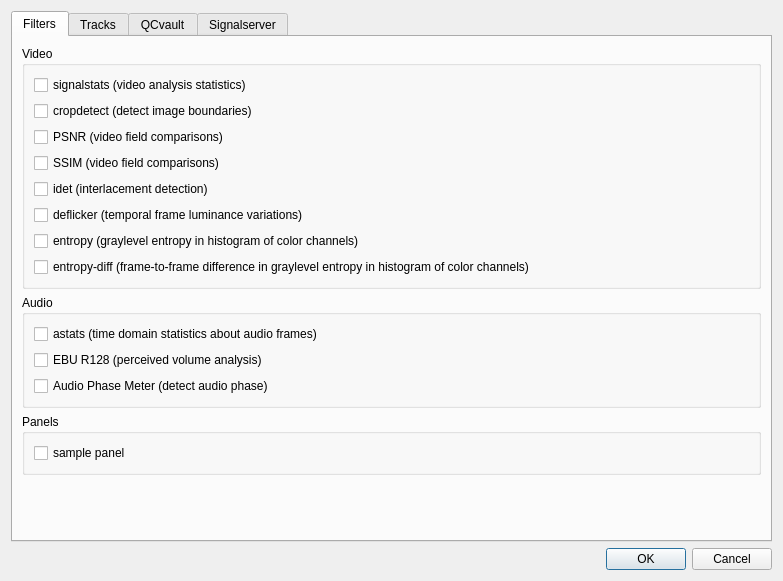
bavc/qctools, file Source/GUI/preferences.ui: the form before one commit.
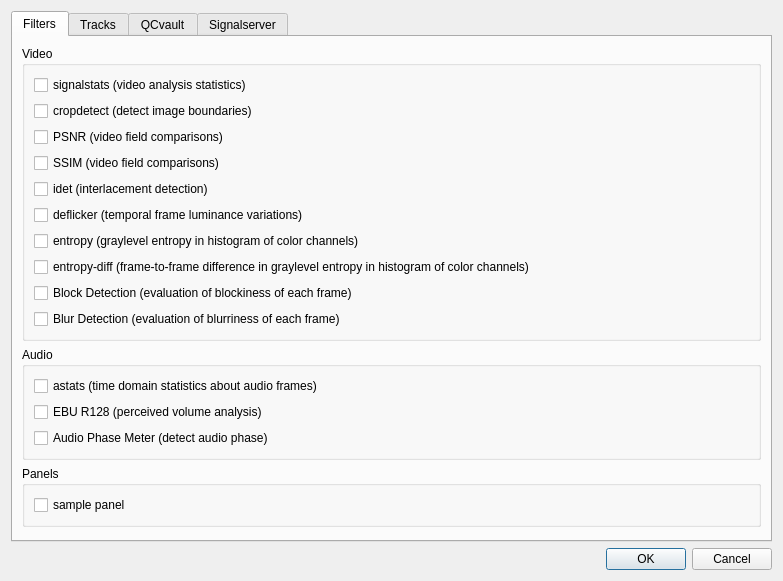
The form after the commit.

Commit message: add block and blur detect

```diff
--- a/Source/GUI/preferences.ui
+++ b/Source/GUI/preferences.ui
@@ -88,6 +88,20 @@
               </property>
              </widget>
             </item>
+            <item>
+             <widget class="QCheckBox" name="Filters_Video_blockdetect">
+              <property name="text">
+               <string>Block Detection (evaluation of blockiness of each frame)</string>
+              </property>
+             </widget>
+            </item>
+            <item>
+             <widget class="QCheckBox" name="Filters_Video_blurdetect">
+              <property name="text">
+               <string>Blur Detection (evaluation of blurriness of each frame)</string>
+              </property>
+             </widget>
+            </item>
            </layout>
           </item>
          </layout>
```
The commit also changes 6 other files.
